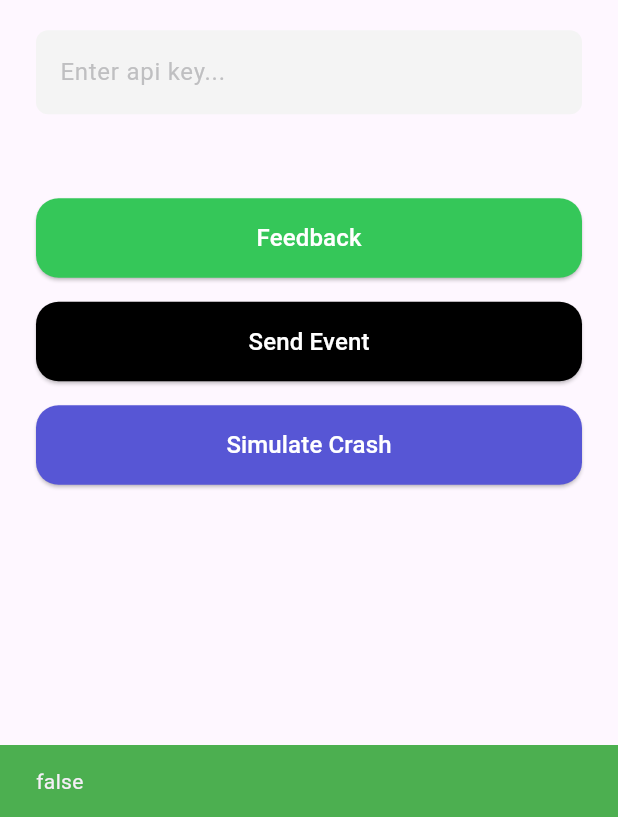
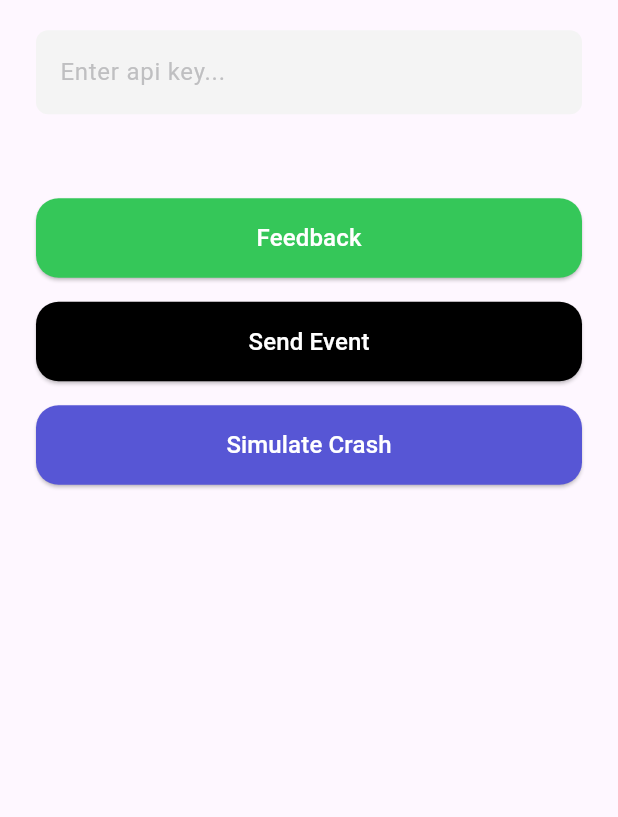
Before and after one commit to Instalog-dev/instalog-flutter, a Flutter app: the screen it shows after launch, after a tap on "Send Event", on a phone screen of 412 x 824 dp, the part 419-1236 px from its top. Run offline on Flutter 3.47's test engine with Material 3 defaults, Android fonts, the phone set to English and light mode, and no system bars; our stand-ins replace plugin_platform_interface; missing offline and left inert: instalog; statements that could not run were skipped.

Commit message:
feat: minor bug fixes

```diff
--- a/instalog/example/lib/main.dart
+++ b/instalog/example/lib/main.dart
@@ -113,14 +113,14 @@ class _HomePageState extends State<HomePage> {
   }
 
   Future<void> logEvent() async {
-    await runFunction(() => Instalog.instance.logEvent(
-          event: 'user_login',
-          params: {'name': 'John doe', 'age': '20'},
-        ));
+    Instalog.instance.logEvent(
+      event: 'user_login',
+      params: {'name': 'John doe', 'age': '20'},
+    );
   }
 
   Future<void> showFeedback() async {
-    await runFunction(() => Instalog.instance.showFeedbackModal());
+    Instalog.instance.showFeedbackModal();
   }
 
   Future<void> initialize() async {
@@ -134,31 +134,11 @@ class _HomePageState extends State<HomePage> {
       ),
     );
     final userId = 'user_${DateTime.now().millisecondsSinceEpoch}';
-    await runFunction(() => Instalog.instance.identifyUser(userId: userId));
+    Instalog.instance.identifyUser(userId: userId);
   }
 
   void simulateCrash() {
     // This will cause a real crash that will be caught by Instalog.instance.crash
     throw Exception('This is a simulated crash');
   }
-
-  Future<void> runFunction(Future<dynamic> Function() callback) async {
-    if (!context.mounted) return;
-    try {
-      final result = await callback();
-      ScaffoldMessenger.of(context).showSnackBar(
-        SnackBar(
-          backgroundColor: Colors.green,
-          content: Text('$result'),
-        ),
-      );
-    } catch (error) {
-      ScaffoldMessenger.of(context).showSnackBar(
-        SnackBar(
-          backgroundColor: Colors.redAccent,
-          content: Text('$error'),
-        ),
-      );
-    }
-  }
 }
```
Also changed, not shown: instalog/pubspec.yaml (+238 -29 lines), 5 other files.
